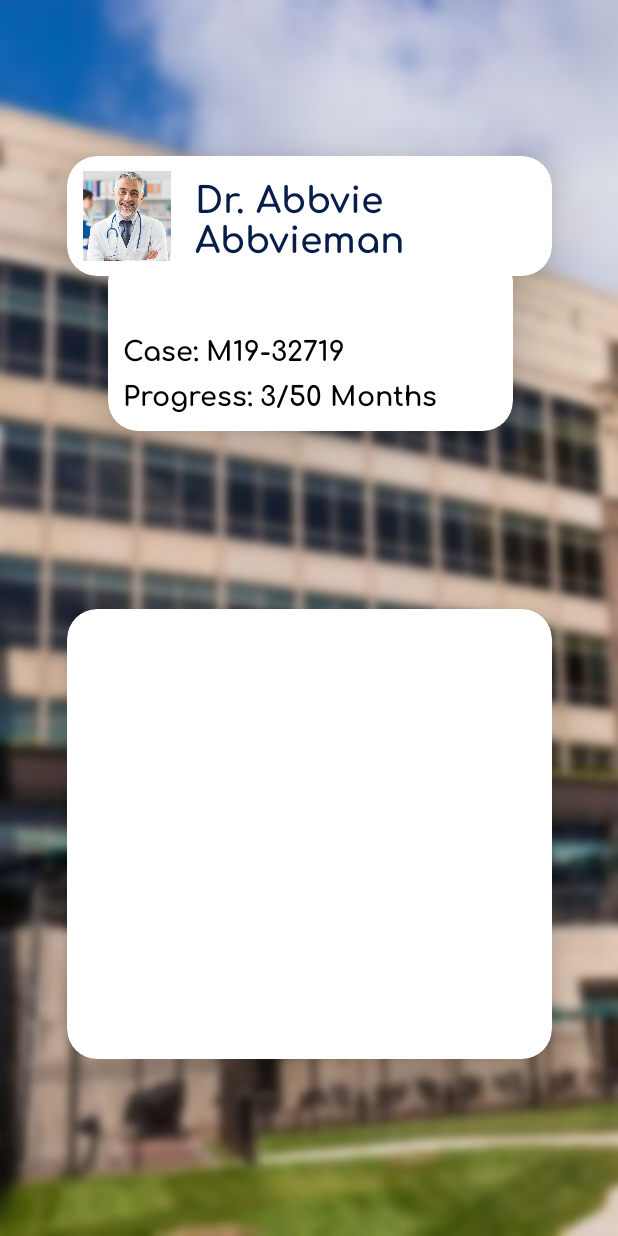
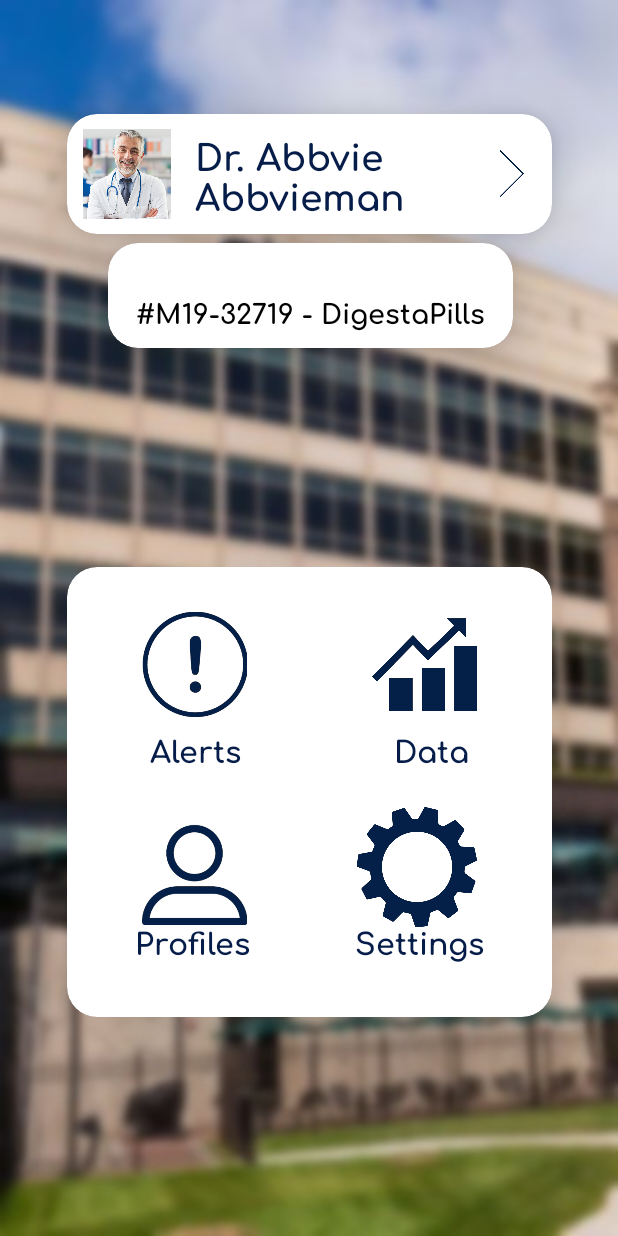
Before and after one commit to nathankumar07/MedRFID, an Android app: the PhysicianHome screen opened directly, with no data from a screen before it, on a phone screen of 412 x 824 dp. Run offline under Robolectric (Android 15) with nearby library versions, the phone set to English and light mode, and no system bars; Roboto replaces fonts that are not available here.

Commit message:
Finished doc screen

```diff
--- a/app/src/main/res/layout/activity_physician_home.xml
+++ b/app/src/main/res/layout/activity_physician_home.xml
@@ -20,23 +20,109 @@
         android:elevation="50dp"
         app:cardBackgroundColor="@color/cardview_light_background"
         app:cardCornerRadius="30px"
-        app:cardElevation="20dp"
+        app:cardElevation="50dp"
         app:layout_constraintBottom_toBottomOf="parent"
         app:layout_constraintEnd_toEndOf="parent"
         app:layout_constraintStart_toStartOf="parent"
-        app:layout_constraintTop_toBottomOf="@+id/cvDocInfoBar"></android.support.v7.widget.CardView>
+        app:layout_constraintTop_toBottomOf="@+id/cvDocInfoBar">
+
+        <ImageView
+            android:id="@+id/imgAlerts"
+            android:layout_width="70dp"
+            android:layout_height="70dp"
+            android:layout_gravity="top|left"
+            android:layout_marginLeft="50dp"
+            android:layout_marginTop="30dp"
+            app:srcCompat="@drawable/alerts_blue" />
+
+        <ImageView
+            android:id="@+id/imgGraph"
+            android:layout_width="70dp"
+            android:layout_height="70dp"
+            android:layout_gravity="top|right"
+            android:layout_marginTop="30dp"
+            android:layout_marginRight="50dp"
+            app:srcCompat="@drawable/graph_blue" />
+
+        <ImageView
+            android:id="@+id/imgProfile"
+            android:layout_width="70dp"
+            android:layout_height="70dp"
+            android:layout_gravity="bottom|left"
+            android:layout_marginLeft="50dp"
+            android:layout_marginBottom="60dp"
+            app:srcCompat="@drawable/profile_blue" />
+
+        <ImageView
+            android:id="@+id/imgSettings"
+            android:layout_width="80dp"
+            android:layout_height="80dp"
+            android:layout_gravity="bottom|right"
+            android:layout_marginBottom="60dp"
+            android:layout_marginRight="50dp"
+            app:srcCompat="@drawable/settings_blue" />
+
+        <TextView
+            android:id="@+id/txtAlerts"
+            android:layout_width="wrap_content"
+            android:layout_height="wrap_content"
+            android:layout_gravity="top|left"
+            android:layout_marginLeft="55dp"
+            android:layout_marginTop="105dp"
+            android:text="Alerts"
+            android:textColor="@color/colorAccent"
+            android:textSize="20sp"
+            app:fontFamily="@font/comfortaa_bold" />
+
+        <TextView
+            android:id="@+id/txtProfiles"
+            android:layout_width="wrap_content"
+            android:layout_height="wrap_content"
+            android:layout_gravity="bottom|left"
+            android:layout_marginLeft="45dp"
+            android:layout_marginBottom="35dp"
+            android:text="Profiles"
+            android:textColor="@color/colorAccent"
+            android:textSize="20sp"
+            app:fontFamily="@font/comfortaa_bold" />
+
+        <TextView
+            android:id="@+id/txtSettings"
+            android:layout_width="wrap_content"
+            android:layout_height="wrap_content"
+            android:layout_gravity="bottom|right"
+            android:layout_marginRight="45dp"
+            android:layout_marginBottom="35dp"
+            android:text="Settings"
+            android:textColor="@color/colorAccent"
+            android:textSize="20sp"
+            app:fontFamily="@font/comfortaa_bold" />
+
+        <TextView
+            android:id="@+id/txtGraphs"
+            android:layout_width="wrap_content"
+            android:layout_height="wrap_content"
+            android:layout_gravity="top|right"
+            android:layout_marginTop="105dp"
+            android:layout_marginRight="55dp"
+            android:text="Data"
+            android:textColor="@color/colorAccent"
+            android:textSize="20sp"
+            app:fontFamily="@font/comfortaa_bold" />
+    </android.support.v7.widget.CardView>
 
     <android.support.v7.widget.CardView
         android:id="@+id/cvDocInfoBar"
         android:layout_width="270dp"
-        android:layout_height="120dp"
+        android:layout_height="70dp"
         android:layout_marginStart="8dp"
         android:layout_marginLeft="8dp"
-        android:layout_marginTop="130dp"
+        android:layout_marginTop="120dp"
         android:layout_marginEnd="6dp"
         android:layout_marginRight="6dp"
-        android:layout_marginBottom="500dp"
+        android:layout_marginBottom="550dp"
         android:elevation="30dp"
+        android:visibility="visible"
         app:cardBackgroundColor="@color/cardview_light_background"
         app:cardCornerRadius="30px"
         app:cardElevation="20dp"
@@ -49,23 +135,13 @@
             android:id="@+id/txtCase"
             android:layout_width="wrap_content"
             android:layout_height="wrap_content"
-            android:layout_marginLeft="10dp"
-            android:layout_marginTop="50dp"
-            android:text="Case: M19-32719"
+            android:layout_gravity="center"
+            android:layout_marginTop="10dp"
+            android:text="#M19-32719 - DigestaPills"
             android:textColor="@color/common_google_signin_btn_text_dark_focused"
             android:textSize="18sp"
             app:fontFamily="@font/comfortaa_bold" />
 
-        <TextView
-            android:id="@+id/txtProgress"
-            android:layout_width="wrap_content"
-            android:layout_height="wrap_content"
-            android:layout_marginLeft="10dp"
-            android:layout_marginTop="80dp"
-            android:text="Progress: 3/50 Months"
-            android:textColor="@color/common_google_signin_btn_text_dark_focused"
-            android:textSize="18sp"
-            app:fontFamily="@font/comfortaa_bold" />
     </android.support.v7.widget.CardView>
 
     <android.support.v7.widget.CardView
@@ -106,6 +182,14 @@
             android:textColor="@color/colorAccent"
             android:textSize="24sp"
             app:fontFamily="@font/comfortaa_bold" />
+
+        <ImageView
+            android:id="@+id/imgArrow"
+            android:layout_width="40dp"
+            android:layout_height="40dp"
+            android:layout_gravity="center_vertical"
+            android:layout_marginLeft="275dp"
+            app:srcCompat="@drawable/arrow_blue" />
     </android.support.v7.widget.CardView>
 
 
```
Also changed, not shown: app/src/main/res/drawable/alerts.jpg (added), app/src/main/res/drawable/alerts_blue.png (added), app/src/main/res/drawable/arrow.png (added), app/src/main/res/drawable/arrow_blue.png (added), app/src/main/res/drawable/graph.jpg (added), app/src/main/res/drawable/graph_blue.png (added), app/src/main/res/drawable/profile.jpg (added), app/src/main/res/drawable/profile_blue.png (added), app/src/main/res/drawable/settings.png (added), app/src/main/res/drawable/settings_blue.png (added).
